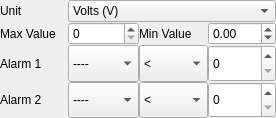
The window that companion/src/modeledit/telemetry_analog.ui (opentx/opentx) describes before a commit, drawn with Qt 5.
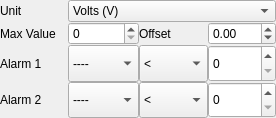
The same window after the commit.

The edit to the form file:
```diff
--- a/companion/src/modeledit/telemetry_analog.ui
+++ b/companion/src/modeledit/telemetry_analog.ui
@@ -271,7 +271,7 @@
         </sizepolicy>
        </property>
        <property name="text">
-        <string>Min Value</string>
+        <string>Offset</string>
        </property>
       </widget>
      </item>
```
Left out of the diff: 11 changed lines with no effect on the pictures.
